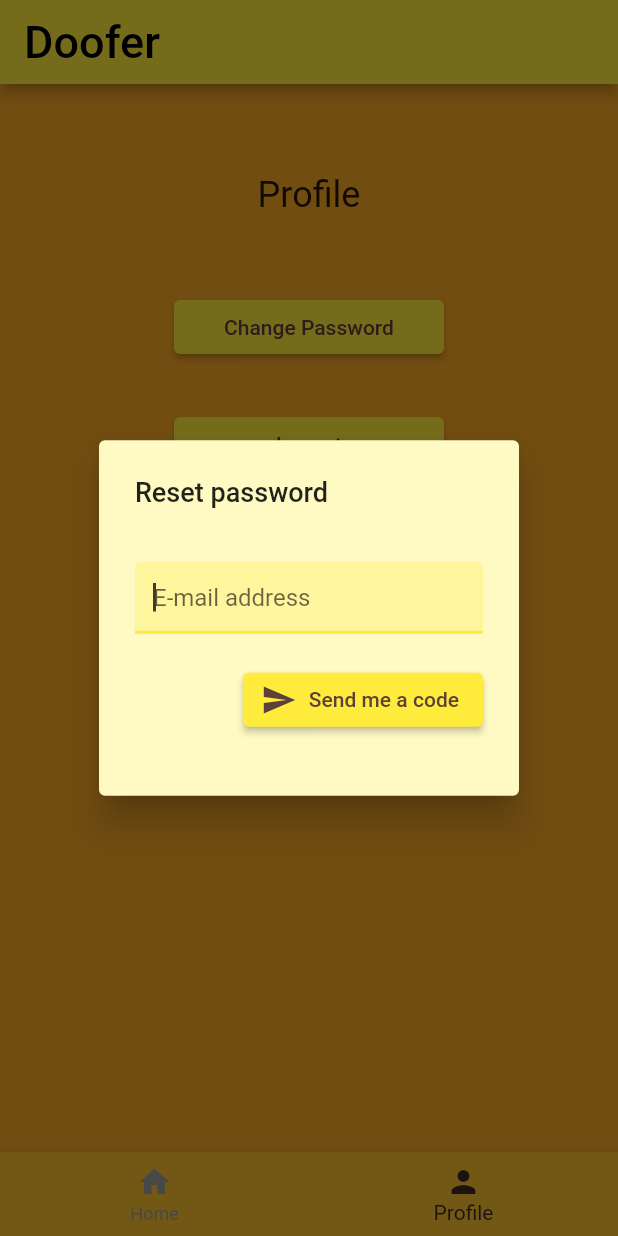
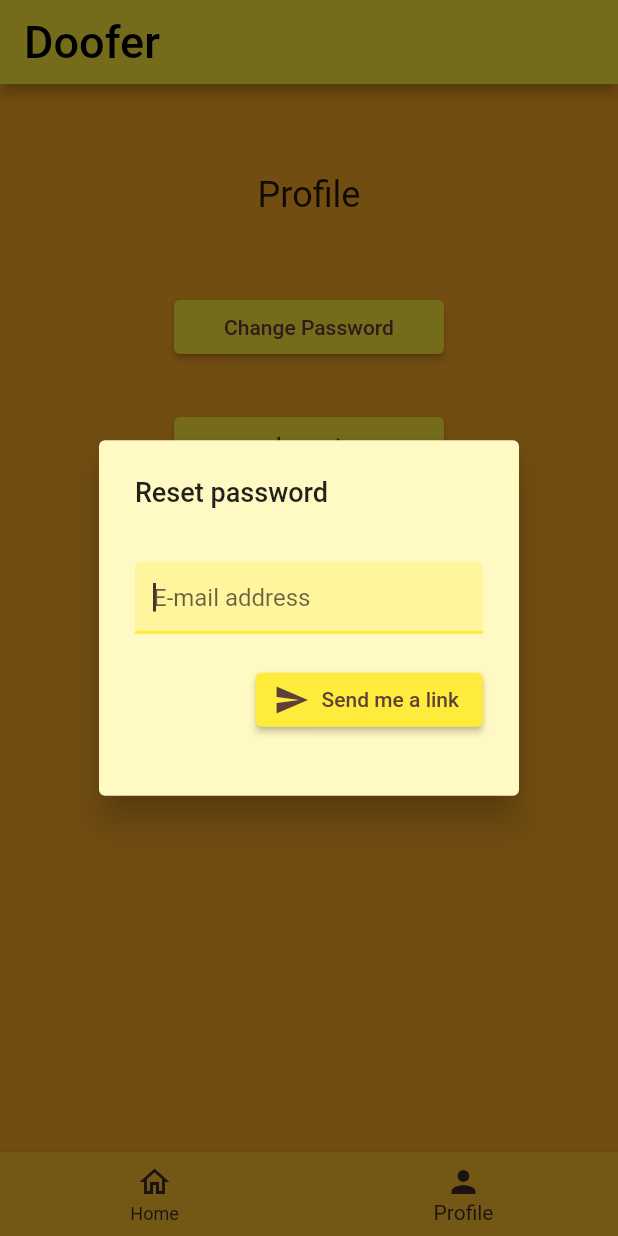
Before and after one commit to wgilpin/keep_app, a Flutter app: the screen it shows once a user with an empty profile is signed in, item 2 of the bottom bar chosen, after a tap on "Change Password", on a phone screen of 412 x 824 dp. Run offline on Flutter 3.47's test engine with Material 2 defaults, Android fonts, the phone set to English and light mode, and no system bars; our stand-ins replace cloud_firestore, cloud_functions, firebase_auth, firebase_core, flutter_dotenv, flutter_html and 2 more; missing offline and left inert: dart:html, firebase_app_check, receive_sharing_intent; accounts and stored records are empty; Roboto replaces fonts that are missing (Hind, Philosopher, RobotoSlab).

Commit message:
move bottom nav bar to new widget

```diff
--- /dev/null
+++ b/lib/src/views/bottom_nav.dart
@@ -0,0 +1,44 @@
+import 'package:flutter/material.dart';
+import 'package:get/get.dart';
+import 'package:keep_app/src/views/home_page.dart';
+import 'package:keep_app/src/views/login/profile.dart';
+
+class BottomNav extends StatelessWidget {
+  final int index;
+
+  const BottomNav(
+    this.index, {
+    super.key,
+  });
+
+  @override
+  Widget build(BuildContext context) {
+    return BottomNavigationBar(
+      backgroundColor: Colors.yellow[700],
+      selectedItemColor: Colors.brown[900],
+      unselectedItemColor: Colors.brown[900],
+      items: const <BottomNavigationBarItem>[
+        BottomNavigationBarItem(
+          activeIcon: Icon(Icons.home),
+          icon: Icon(Icons.home_outlined),
+          label: 'Home',
+        ),
+        BottomNavigationBarItem(
+          icon: Icon(Icons.person_outline),
+          activeIcon: Icon(Icons.person),
+          label: 'Profile',
+        ),
+      ],
+      currentIndex: index,
+      onTap: (index) {
+        switch (index) {
+          case 1:
+            Get.to(const Profile());
+            break;
+          default:
+            Get.to(const HomePage());
+        }
+      },
+    );
+  }
+}
--- a/lib/src/views/home_page.dart
+++ b/lib/src/views/home_page.dart
@@ -4,6 +4,7 @@ import 'package:get/get.dart';
 import 'package:google_fonts/google_fonts.dart';
 import 'package:keep_app/src/controllers/note_controller.dart';
 import 'package:keep_app/src/notes.dart';
+import 'package:keep_app/src/views/bottom_nav.dart';
 import 'package:keep_app/src/views/card_grid.dart';
 import 'package:keep_app/src/views/edit.dart';
 import 'package:keep_app/src/views/login/profile.dart';
@@ -108,27 +109,7 @@ class _HomePageState extends State<HomePage> {
         },
         child: const Icon(Icons.add),
       ),
-      bottomNavigationBar: BottomNavigationBar(
-        backgroundColor: Colors.yellow[700],
-        selectedItemColor: Colors.brown[900],
-        unselectedItemColor: Colors.grey[500],
-        items: const <BottomNavigationBarItem>[
-          BottomNavigationBarItem(
-            icon: Icon(Icons.home),
-            label: 'Home',
-          ),
-          BottomNavigationBarItem(
-            icon: Icon(Icons.person),
-            label: 'Profile',
-          ),
-        ],
-        currentIndex: 0,
-        onTap: (index) {
-          if (index == 1) {
-            Get.to(const Profile());
-          }
-        },
-      ),
+      bottomNavigationBar: const BottomNav(0),
     );
   }
 
--- a/lib/src/views/login/profile.dart
+++ b/lib/src/views/login/profile.dart
@@ -4,6 +4,7 @@ import 'package:flutter/material.dart';
 import 'package:get/get.dart';
 import 'package:google_fonts/google_fonts.dart';
 import 'package:keep_app/src/controllers/auth_controller.dart';
+import 'package:keep_app/src/views/bottom_nav.dart';
 import 'package:keep_app/src/views/home_page.dart';
 
 class Profile extends StatelessWidget {
@@ -45,27 +46,7 @@ class Profile extends StatelessWidget {
           ],
         ),
       ),
-      bottomNavigationBar: BottomNavigationBar(
-        backgroundColor: Colors.yellow[700],
-        selectedItemColor: Colors.brown[900],
-        unselectedItemColor: Colors.grey[500],
-        items: const <BottomNavigationBarItem>[
-          BottomNavigationBarItem(
-            icon: Icon(Icons.home),
-            label: 'Home',
-          ),
-          BottomNavigationBarItem(
-            icon: Icon(Icons.person),
-            label: 'Profile',
-          ),
-        ],
-        currentIndex: 1,
-        onTap: (index) {
-          if (index == 0) {
-            Get.to(const HomePage());
-          }
-        },
-      ),
+      bottomNavigationBar: BottomNav(1),
     );
   }
 
@@ -97,8 +78,8 @@ class Profile extends StatelessWidget {
                   children: [
                     ElevatedButton.icon(
                       icon: Icon(Icons.send),
-                      onPressed: () => sendPasswordCode(emailCtl.text),
-                      label: Text("Send me a code"),
+                      onPressed: () => sendPasswordChangeLink(emailCtl.text),
+                      label: Text("Send me a link"),
                     ),
                   ],
                 )
@@ -114,7 +95,7 @@ class Profile extends StatelessWidget {
     );
   }
 
-  void sendPasswordCode(email) {
+  void sendPasswordChangeLink(email) {
     final bool emailValid = GetUtils.isEmail(email);
     if (!emailValid) {
       Get.snackbar("Invalid Email", "You must be supply a valid email address",
@@ -123,7 +104,7 @@ class Profile extends StatelessWidget {
     }
     Get.find<AuthCtl>().auth.sendPasswordResetEmail(email: email);
     Get.back();
-    Get.snackbar("Check your inbox", "If that email matches your login email, you will receive a password reset code.",
+    Get.snackbar("Check your inbox", "If that email matches your login email, you will receive a password reset link.",
         snackPosition: SnackPosition.BOTTOM, duration: const Duration(seconds: 5));
   }
 }
```
